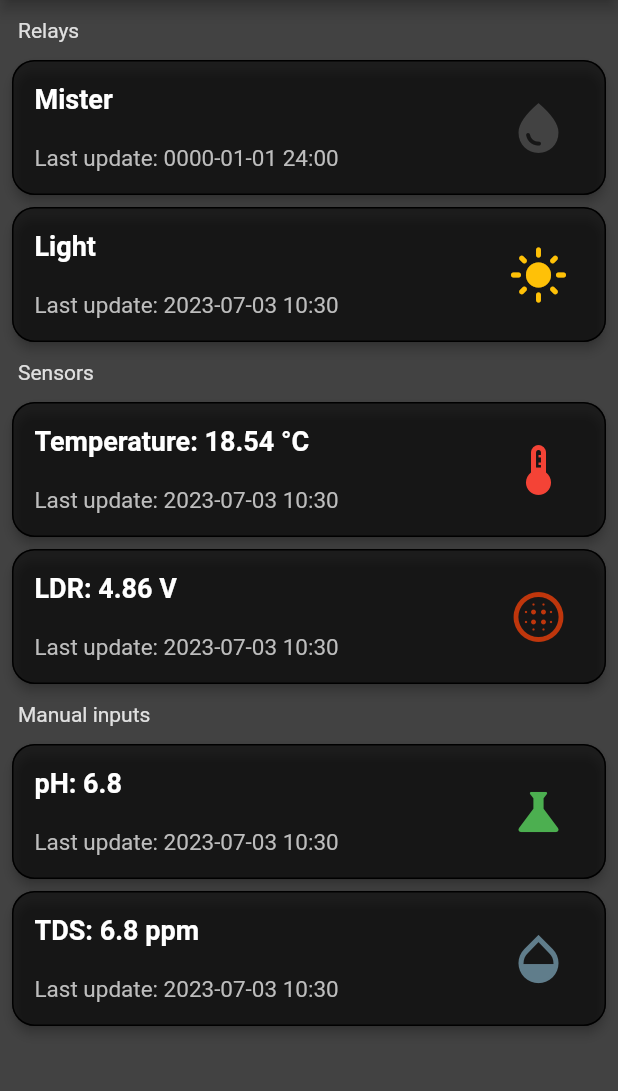
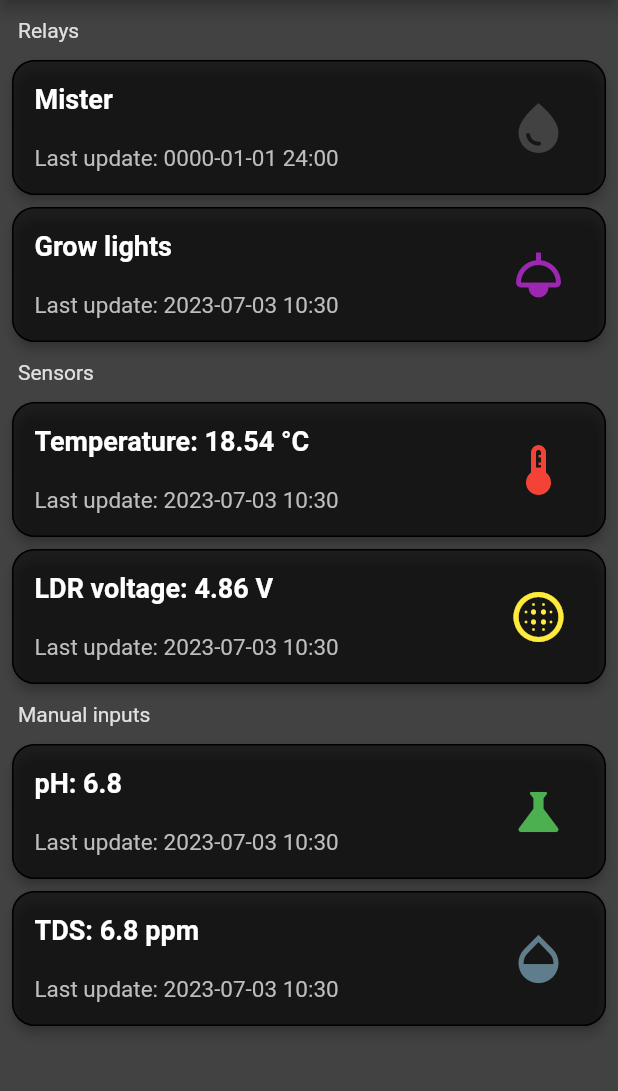
Before and after one commit to MRo47/MistyGro, a Flutter app: the screen it shows once a user with an empty profile is signed in, on a phone screen of 412 x 824 dp, the part 105-1196 px from its top. Run offline on Flutter 3.47's test engine with Material 2 defaults, Android fonts, the phone set to English and light mode, and no system bars; our stand-ins replace firebase_auth, firebase_core, firebase_database; missing offline and left inert: dart:ffi; accounts and stored records are empty.

Commit message:
visual update

```diff
--- a/Software/app/misty_gro/lib/home_page.dart
+++ b/Software/app/misty_gro/lib/home_page.dart
@@ -121,11 +121,11 @@ class _HomePageState extends State<HomePage> {
                 onColor: Colors.blue,
               ),
               RelayCard(
-                name: 'Light',
+                name: 'Grow lights',
                 lastUpdate: DateTime.now(),
-                icon: Icons.light_mode,
+                icon: Icons.light,
                 switchOn: true,
-                onColor: Colors.amber,
+                onColor: Colors.purple.shade500,
               ),
               Padding(
                 padding: const EdgeInsets.all(8.0),
@@ -143,10 +143,10 @@ class _HomePageState extends State<HomePage> {
                 units: '°C',
               ),
               SensorCard(
-                name: 'LDR',
+                name: 'LDR voltage',
                 lastUpdate: DateTime.now(),
                 icon: Icons.blur_circular, // Icons.table_chart_rounded,
-                iconColor: Colors.deepOrange.shade900,
+                iconColor: Colors.yellow,
                 value: 4.86,
                 units: 'V',
               ),
```
